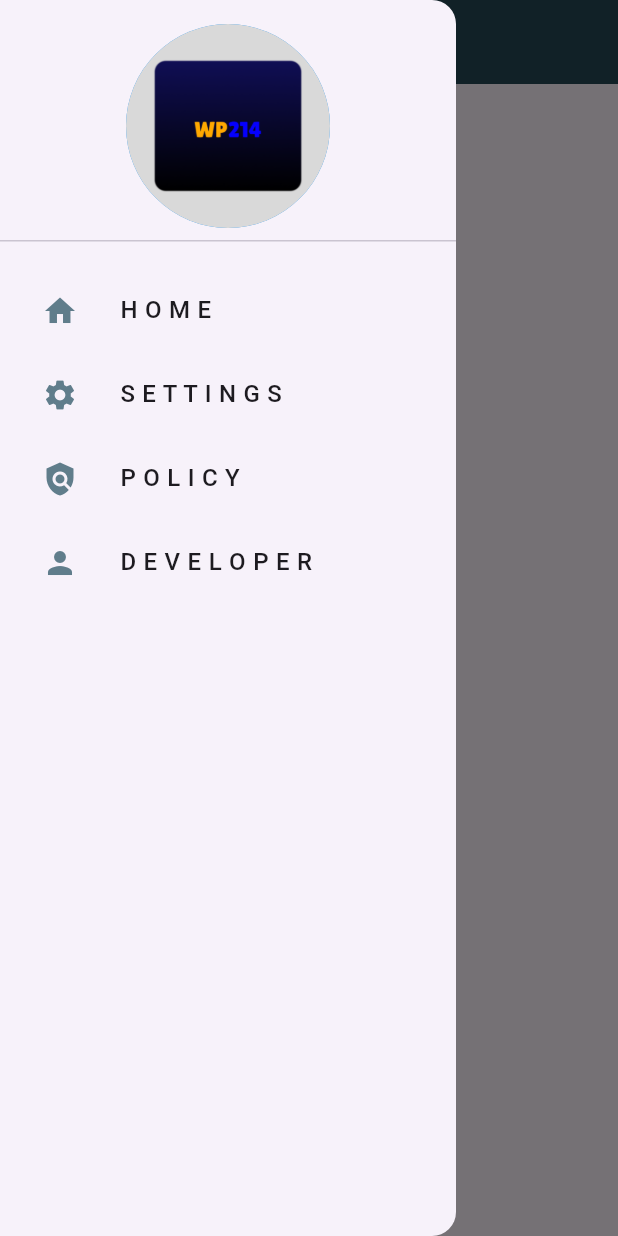
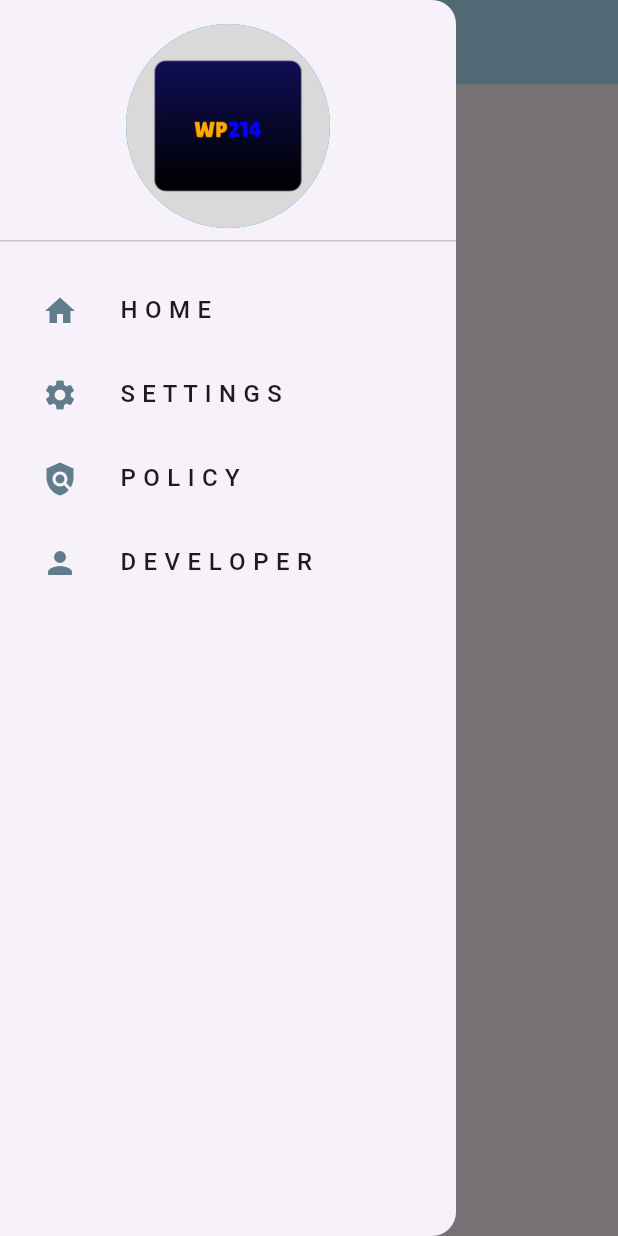
Before and after one commit to alazad214/my-wallpaper, a Flutter app: the screen it shows after launch, with the side drawer open, on a phone screen of 412 x 824 dp. Run offline on Flutter 3.47's test engine with Material 3 defaults, Android fonts, the phone set to English and light mode, and no system bars; our stand-ins replace cloud_firestore, firebase_core, flutter_cache_manager, fluttertoast, get, lottie and 1 more; missing offline and left inert: flutter_wallpaper_manager, image_downloader, simple_speed_dial; accounts and stored records are empty.

Commit message:
homepage modified

```diff
--- a/lib/screens/home_screen.dart
+++ b/lib/screens/home_screen.dart
@@ -13,10 +13,13 @@ class HomeScreen extends StatelessWidget {
   Widget build(BuildContext context) {
     return Scaffold(
       appBar: AppBar(
-        title: const Text("WP214"),
-        backgroundColor: AppColor.navy_,
-      ),
-      drawer: CustomDrawer(),
+          title: const Text(
+            "WP214",
+            style: TextStyle(color: Colors.black, fontWeight: FontWeight.w500),
+          ),
+          titleSpacing: 0,
+          backgroundColor: Colors.lightBlueAccent.withOpacity(0.4)),
+      drawer: const CustomDrawer(),
       body: SafeArea(
         child: Padding(
           padding: const EdgeInsets.only(
```
